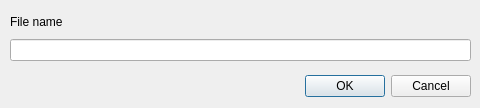
Above: editor/NewFile.ui from gianluca-amprimo/pds-project before the change. Below: the same form after it.
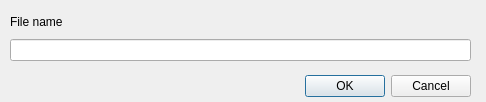
That is the form after the change.

Patch:
```diff
--- a/editor/NewFile.ui
+++ b/editor/NewFile.ui
@@ -6,8 +6,8 @@
    <rect>
     <x>0</x>
     <y>0</y>
-    <width>480</width>
-    <height>108</height>
+    <width>486</width>
+    <height>102</height>
    </rect>
   </property>
   <property name="windowTitle">
```
